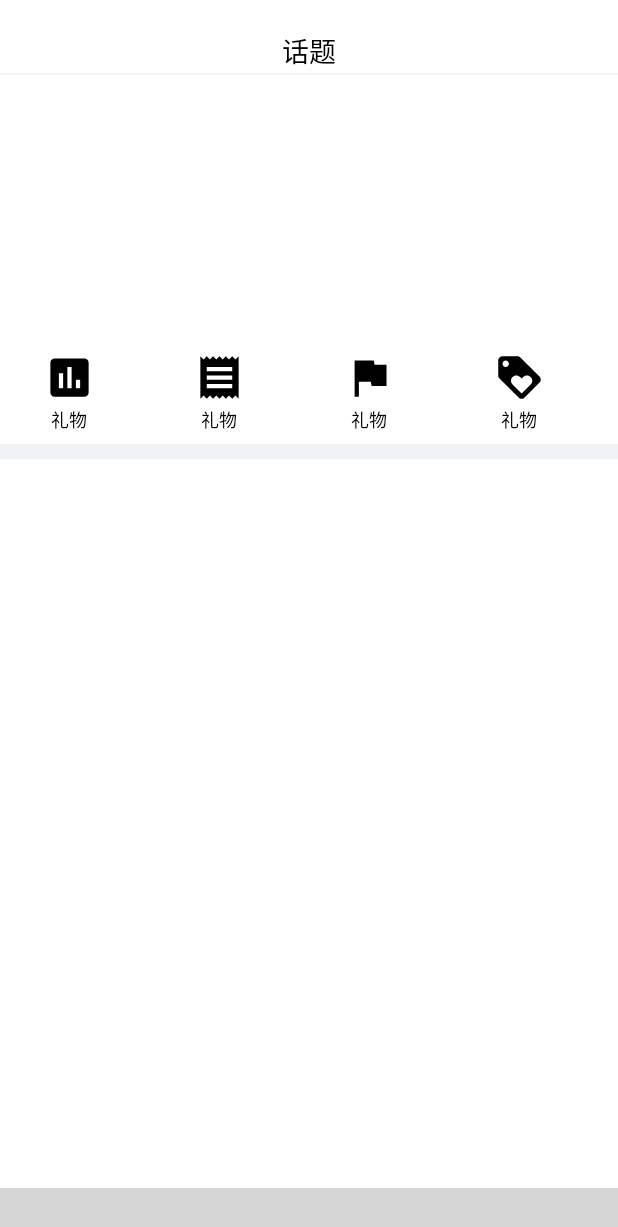
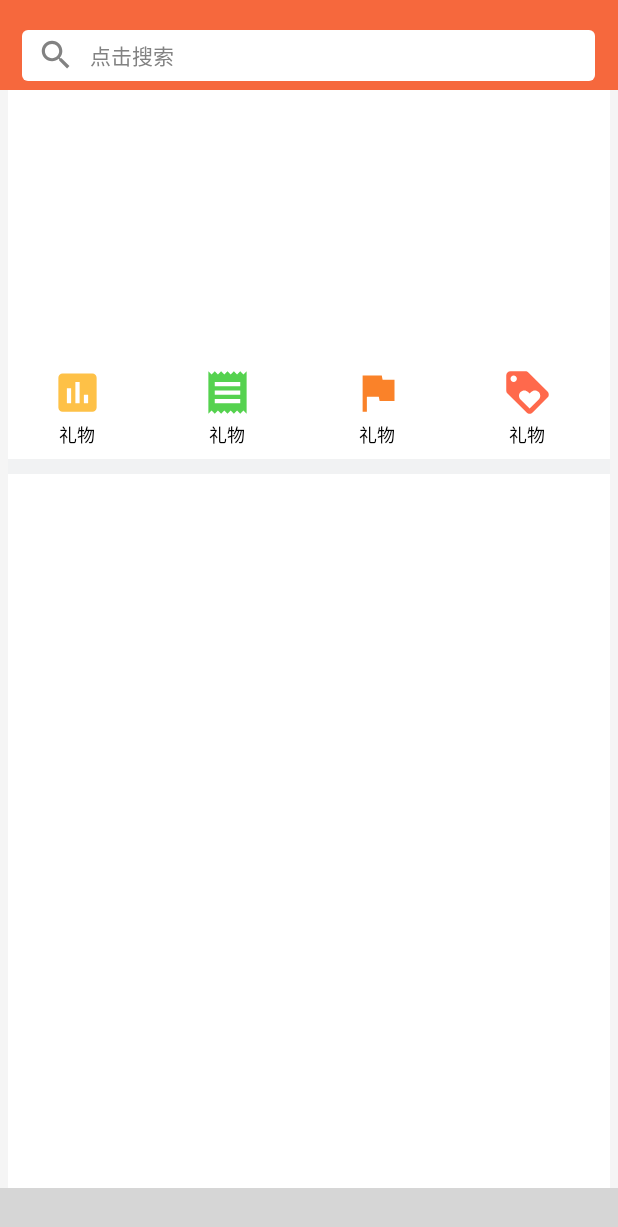
Before and after one commit to ClodWinter/CloseEye, an Android app: the fragment DiscoveryFragment placed in its activity, on a phone screen of 412 x 824 dp. Shown: the top 1227 px of the screen. Run offline under Robolectric (Android 15) with nearby library versions, the light colour scheme and no system bars; our stand-ins replace Picasso; libraries missing offline, so code that uses them is left out: cn.sharesdk.onekeyshare, com.alibaba.fastjson, com.ashokvarma.bottomnavigation, com.dyhdyh.adapters, com.mob; plain views replace BottomNavigationBar; pictures from the network do not load; 6 statements that could not run were skipped; grey boxes are pictures that could not be loaded.

Commit message:
搜索框
搜索框

```diff
--- a/app/src/main/java/cn/lizhiyu/closeeye/activity/MainActivity.java
+++ b/app/src/main/java/cn/lizhiyu/closeeye/activity/MainActivity.java
@@ -82,10 +82,10 @@ public class MainActivity extends AppCompatActivity implements BottomNavigationB
 
         bottomNav.setBackgroundStyle(BottomNavigationBar.BACKGROUND_STYLE_STATIC);
 
-        bottomNav.addItem(new BottomNavigationItem(R.mipmap.home,"首页").setActiveColorResource(R.color.colorAccent))
-                .addItem(new BottomNavigationItem(R.mipmap.place,"地点").setActiveColorResource(R.color.colorPrimaryDark))
-                .addItem(new BottomNavigationItem(R.mipmap.story,"故事").setActiveColorResource(R.color.cyan))
-                .addItem(new BottomNavigationItem(R.mipmap.setting,"个人").setActiveColorResource(R.color.magenta))
+        bottomNav.addItem(new BottomNavigationItem(R.mipmap.home,"首页").setActiveColorResource(R.color.f6683d))
+                .addItem(new BottomNavigationItem(R.mipmap.place,"地点").setActiveColorResource(R.color.f6683d))
+                .addItem(new BottomNavigationItem(R.mipmap.story,"故事").setActiveColorResource(R.color.f6683d))
+                .addItem(new BottomNavigationItem(R.mipmap.setting,"个人").setActiveColorResource(R.color.f6683d))
                 .setFirstSelectedPosition(0).initialise();
 
         bottomNav.setTabSelectedListener(this);
--- /dev/null
+++ b/app/src/main/res/drawable/disc_searchshape.xml
@@ -0,0 +1,18 @@
+<?xml version="1.0" encoding="utf-8"?>
+<shape xmlns:android="http://schemas.android.com/apk/res/android"
+    android:shape="rectangle" >
+
+    <!-- 填充的颜色 -->
+    <solid android:color="@color/white" />
+
+    <!-- 设置按钮的四个角为弧形 -->
+    <!-- android:radius 弧形的半径 -->
+    <corners android:radius="4dip" />
+
+    <!-- padding：Button里面的文字与Button边界的间隔 -->
+    <!--<padding-->
+    <!--android:bottom="10dp"-->
+    <!--android:left="10dp"-->
+    <!--android:right="10dp"-->
+    <!--android:top="10dp" />-->
+</shape>
--- a/app/src/main/res/drawable/hot.xml
+++ b/app/src/main/res/drawable/hot.xml
@@ -4,6 +4,6 @@
         android:viewportWidth="24.0"
         android:viewportHeight="24.0">
     <path
-        android:fillColor="#FF000000"
+        android:fillColor="#FFFA8229"
         android:pathData="M14.4,6L14,4H5v17h2v-7h5.6l0.4,2h7V6z"/>
 </vector>
--- a/app/src/main/res/drawable/kinds.xml
+++ b/app/src/main/res/drawable/kinds.xml
@@ -4,6 +4,6 @@
         android:viewportWidth="24.0"
         android:viewportHeight="24.0">
     <path
-        android:fillColor="#FF000000"
+        android:fillColor="#FF55D24F"
         android:pathData="M18,17L6,17v-2h12v2zM18,13L6,13v-2h12v2zM18,9L6,9L6,7h12v2zM3,22l1.5,-1.5L6,22l1.5,-1.5L9,22l1.5,-1.5L12,22l1.5,-1.5L15,22l1.5,-1.5L18,22l1.5,-1.5L21,22L21,2l-1.5,1.5L18,2l-1.5,1.5L15,2l-1.5,1.5L12,2l-1.5,1.5L9,2 7.5,3.5 6,2 4.5,3.5 3,2v20z"/>
 </vector>
--- a/app/src/main/res/drawable/like.xml
+++ b/app/src/main/res/drawable/like.xml
@@ -4,6 +4,6 @@
         android:viewportWidth="24.0"
         android:viewportHeight="24.0">
     <path
-        android:fillColor="#FF000000"
+        android:fillColor="#FFFF694C"
         android:pathData="M21.41,11.58l-9,-9C12.05,2.22 11.55,2 11,2L4,2c-1.1,0 -2,0.9 -2,2v7c0,0.55 0.22,1.05 0.59,1.42l9,9c0.36,0.36 0.86,0.58 1.41,0.58 0.55,0 1.05,-0.22 1.41,-0.59l7,-7c0.37,-0.36 0.59,-0.86 0.59,-1.41 0,-0.55 -0.23,-1.06 -0.59,-1.42zM5.5,7C4.67,7 4,6.33 4,5.5S4.67,4 5.5,4 7,4.67 7,5.5 6.33,7 5.5,7zM17.27,15.27L13,19.54l-4.27,-4.27C8.28,14.81 8,14.19 8,13.5c0,-1.38 1.12,-2.5 2.5,-2.5 0.69,0 1.32,0.28 1.77,0.74l0.73,0.72 0.73,-0.73c0.45,-0.45 1.08,-0.73 1.77,-0.73 1.38,0 2.5,1.12 2.5,2.5 0,0.69 -0.28,1.32 -0.73,1.77z"/>
 </vector>
--- a/app/src/main/res/drawable/rank.xml
+++ b/app/src/main/res/drawable/rank.xml
@@ -4,6 +4,6 @@
         android:viewportWidth="24.0"
         android:viewportHeight="24.0">
     <path
-        android:fillColor="#FF000000"
+        android:fillColor="#FFFEC147"
         android:pathData="M19,3L5,3c-1.1,0 -2,0.9 -2,2v14c0,1.1 0.9,2 2,2h14c1.1,0 2,-0.9 2,-2L21,5c0,-1.1 -0.9,-2 -2,-2zM9,17L7,17v-7h2v7zM13,17h-2L11,7h2v10zM17,17h-2v-4h2v4z"/>
 </vector>
--- /dev/null
+++ b/app/src/main/res/drawable/search.xml
@@ -0,0 +1,9 @@
+<vector xmlns:android="http://schemas.android.com/apk/res/android"
+        android:width="24dp"
+        android:height="24dp"
+        android:viewportWidth="24.0"
+        android:viewportHeight="24.0">
+    <path
+        android:fillColor="#FF828282"
+        android:pathData="M15.5,14h-0.79l-0.28,-0.27C15.41,12.59 16,11.11 16,9.5 16,5.91 13.09,3 9.5,3S3,5.91 3,9.5 5.91,16 9.5,16c1.61,0 3.09,-0.59 4.23,-1.57l0.27,0.28v0.79l5,4.99L20.49,19l-4.99,-5zM9.5,14C7.01,14 5,11.99 5,9.5S7.01,5 9.5,5 14,7.01 14,9.5 11.99,14 9.5,14z"/>
+</vector>
--- a/app/src/main/res/layout/fragment_discovery.xml
+++ b/app/src/main/res/layout/fragment_discovery.xml
@@ -3,39 +3,73 @@
     android:layout_width="match_parent"
     android:layout_height="match_parent"
     android:orientation="vertical"
-    android:background="@color/white"
+    android:background="#f5f5f5"
     tools:context="cn.lizhiyu.closeeye.fragment.DiscoveryFragment">
 
 
     <RelativeLayout
         android:layout_width="match_parent"
-        android:layout_height="50dp"
-        android:background="@color/white"
+        android:layout_height="60dp"
+        android:background="@color/f6683d"
         android:orientation="horizontal"
         >
 
-        <TextView
-            android:layout_width="wrap_content"
-            android:layout_height="wrap_content"
-            android:text="话题"
-            android:textSize="18dp"
-            android:layout_centerHorizontal="true"
-            android:layout_marginTop="20dp"
-            android:textColor="@color/black"
-            />
+            <RelativeLayout
+                android:layout_width="match_parent"
+                android:layout_height="34dp"
+                android:layout_marginLeft="30dp"
+                android:layout_centerHorizontal="true"
+                android:layout_marginTop="20dp"
+                android:background="@drawable/disc_searchshape">
 
-        <ImageView
-            android:layout_width="match_parent"
-            android:layout_height="1dp"
-            android:background="#f5f5f5"
-            android:layout_alignParentBottom="true"/>
+                <Button
+                    android:layout_width="25dp"
+                    android:layout_height="25dp"
+                    android:background="@drawable/search"
+                    android:layout_centerVertical="true"
+                    android:layout_marginLeft="10dp"/>
+
+                <TextView
+                    android:layout_width="wrap_content"
+                    android:layout_height="match_parent"
+                    android:text="点击搜索"
+                    android:layout_centerVertical="true"
+                    android:gravity="left|center_vertical"
+                    android:layout_marginLeft="45dp"
+                    android:textColor="#828282"/>
+
+            </RelativeLayout>
+
+        <!--<TextView-->
+            <!--android:layout_width="wrap_content"-->
+            <!--android:layout_height="wrap_content"-->
+            <!--android:text="话题"-->
+            <!--android:textSize="18dp"-->
+            <!--android:layout_centerHorizontal="true"-->
+            <!--android:layout_marginTop="20dp"-->
+            <!--android:textColor="@color/black"-->
+            <!--/>-->
+
+        <!--<ImageView-->
+            <!--android:layout_width="match_parent"-->
+            <!--android:layout_height="3dp"-->
+            <!--android:background="#f5f5f5"-->
+            <!--android:layout_alignParentBottom="true"/>-->
+        <!---->
+        <!--<Button-->
+            <!--android:layout_width="40dp"-->
+            <!--android:layout_height="40dp"-->
+            <!--/>-->
 
     </RelativeLayout>
 
     <android.support.v4.widget.SwipeRefreshLayout
         android:layout_width="match_parent"
         android:layout_height="wrap_content"
-        android:id="@+id/disc_swiperefresh">
+        android:id="@+id/disc_swiperefresh"
+        android:background="#f5f5f5"
+        android:layout_marginRight="5dp"
+        android:layout_marginLeft="5dp">
 
         <ListView
             android:layout_width="match_parent"
--- a/app/src/main/res/values/colors.xml
+++ b/app/src/main/res/values/colors.xml
@@ -24,4 +24,5 @@
     <color name="e3e3e3">#e3e3e3</color>
     <color name="textColor">#333333</color>
     <color name="ff9333">#ff9333</color>
+    <color name="f6683d">#f6683d</color>
 </resources>
```
